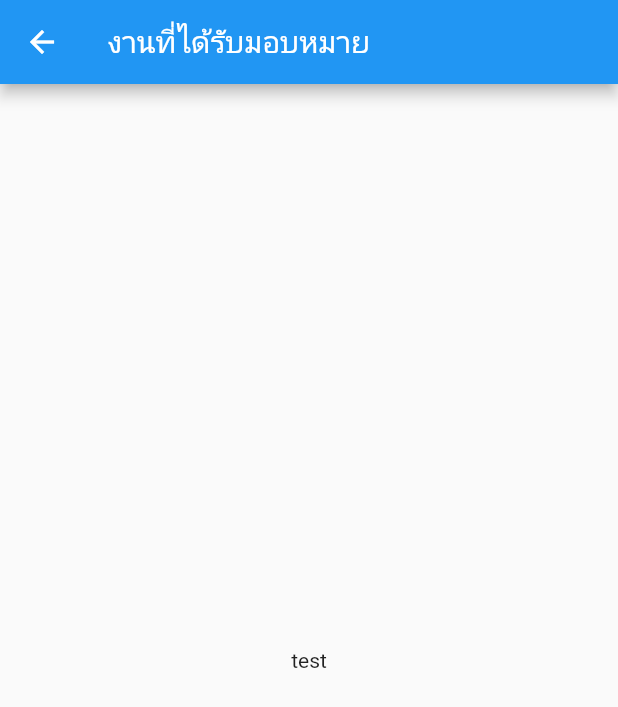
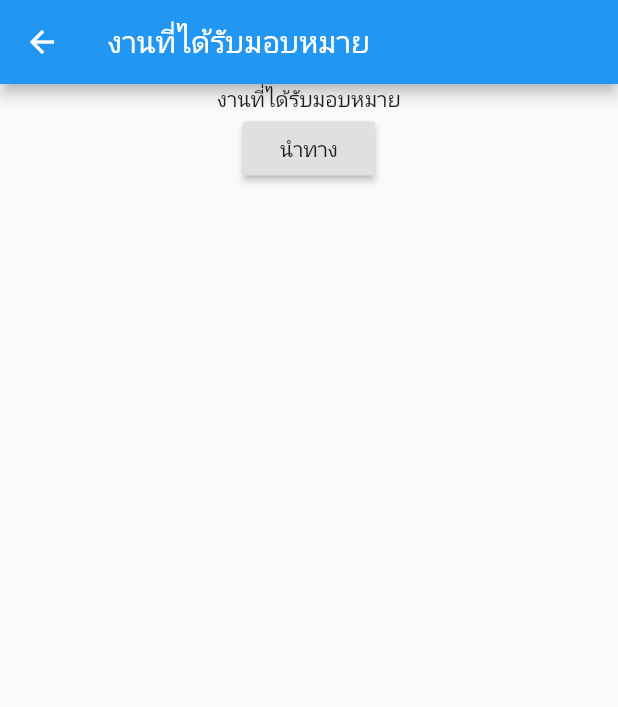
Before and after one commit to worawuthjp/truckmanagement, a Flutter app: the screen it shows after launch, after a tap on "งานที่ได้รับมอบหมาย", on a phone screen of 412 x 824 dp. Shown: the top 707 px of the screen. Run offline on Flutter 3.47's test engine with Material 2 defaults, Android fonts, the phone set to English and light mode, and no system bars.

Commit message:
add page 3 (map)

```diff
--- a/app/flutter_app/lib/SecondPage.dart
+++ b/app/flutter_app/lib/SecondPage.dart
@@ -1,4 +1,5 @@
 import 'package:flutter/material.dart';
+import 'package:flutterapp/ThirdPage.dart';
 
 class SecondPage extends StatelessWidget{
   @override
@@ -8,7 +9,20 @@ class SecondPage extends StatelessWidget{
       appBar: AppBar(title: Text('งานที่ได้รับมอบหมาย'),
       ),
       body: Center(
-        child: Text('test'),
+        child:Column(
+          children: <Widget>[
+            Text('งานที่ได้รับมอบหมาย'),
+            RaisedButton(
+              onPressed: ()=>{
+                Navigator.push(
+                  context,
+                  MaterialPageRoute(builder: (context) => ThirdPage())
+                )
+              },
+              child: Text('นำทาง'),
+            )
+          ],
+        ),
       ),
     );
     throw UnimplementedError();
```
Also changed, not shown: app/flutter_app/lib/ThirdPage.dart (added, +16 -0 lines).
